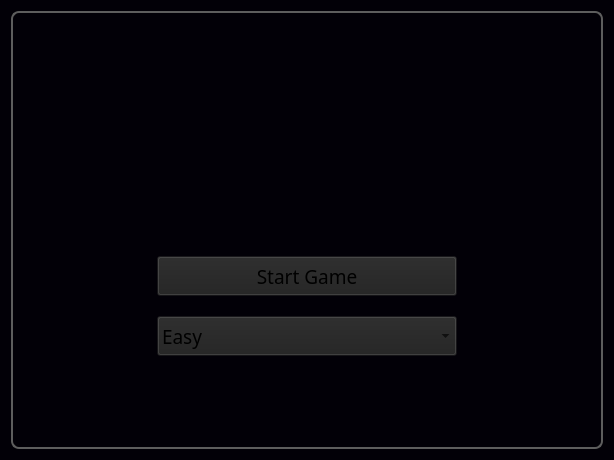
RalucaSpt/memory-game, file GameUI/GameUI.ui: the form before one commit.
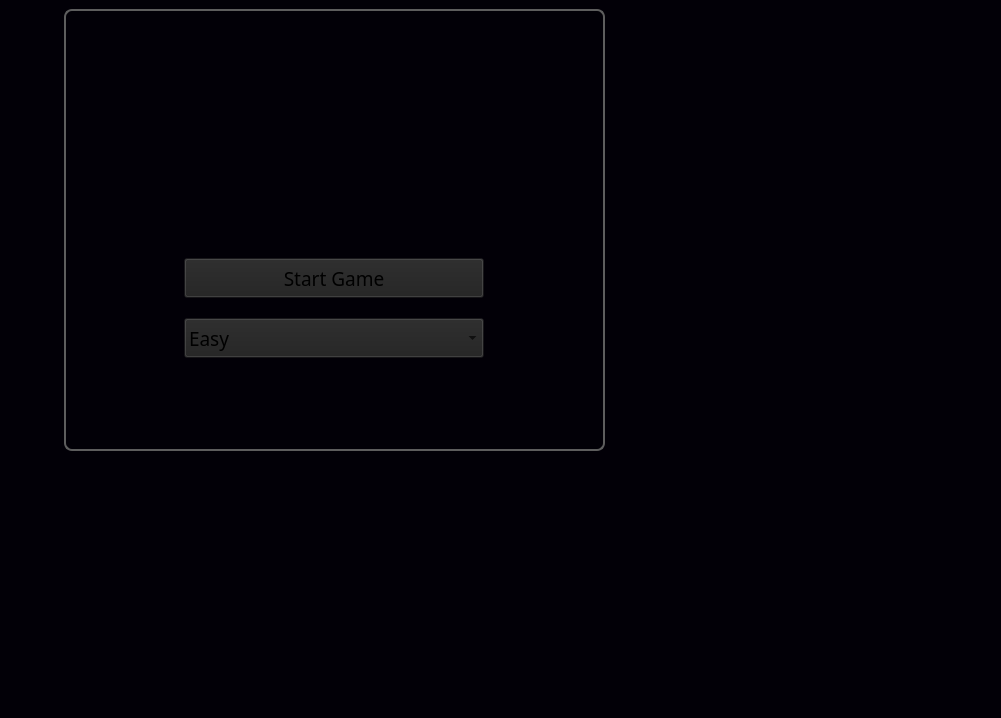
The form after the commit. Icons and pictures are not drawn.

The edit to the form file:
```diff
--- a/GameUI/GameUI.ui
+++ b/GameUI/GameUI.ui
@@ -6,8 +6,8 @@
    <rect>
     <x>0</x>
     <y>0</y>
-    <width>614</width>
-    <height>460</height>
+    <width>1001</width>
+    <height>718</height>
    </rect>
   </property>
   <property name="windowTitle">
@@ -30,9 +30,15 @@
  background-size: cover;
   }</string>
    </property>
-   <layout class="QHBoxLayout" name="horizontalLayout">
-    <item>
      <widget class="QStackedWidget" name="stackedWidget">
+    <property name="geometry">
+     <rect>
+      <x>64</x>
+      <y>9</y>
+      <width>541</width>
+      <height>442</height>
+     </rect>
+    </property>
       <property name="minimumSize">
        <size>
         <width>400</width>
@@ -70,7 +76,7 @@
         <string notr="true">background-color:rgba(255, 255, 255, 0);</string>
        </property>
        <layout class="QGridLayout" name="gridLayout_3">
-        <item row="1" column="1" alignment="Qt::AlignmentFlag::Qt::AlignmentFlag::AlignVCenter">
+      <item row="1" column="1">
          <widget class="QLabel" name="label">
           <property name="maximumSize">
            <size>
@@ -129,7 +135,7 @@
           <property name="bottomMargin">
            <number>40</number>
           </property>
-          <item alignment="Qt::AlignmentFlag::Qt::AlignmentFlag::AlignVCenter">
+        <item>
            <widget class="QPushButton" name="startButton">
             <property name="minimumSize">
              <size>
@@ -157,7 +163,7 @@
             </property>
            </widget>
           </item>
-          <item alignment="Qt::AlignmentFlag::Qt::AlignmentFlag::AlignVCenter">
+        <item>
            <widget class="QComboBox" name="comboBox">
             <property name="minimumSize">
              <size>
@@ -463,8 +469,6 @@
        </layout>
       </widget>
      </widget>
-    </item>
-   </layout>
   </widget>
  </widget>
  <layoutdefault spacing="6" margin="11"/>
```
Lines whose indentation alone changed are shown as unchanged.
